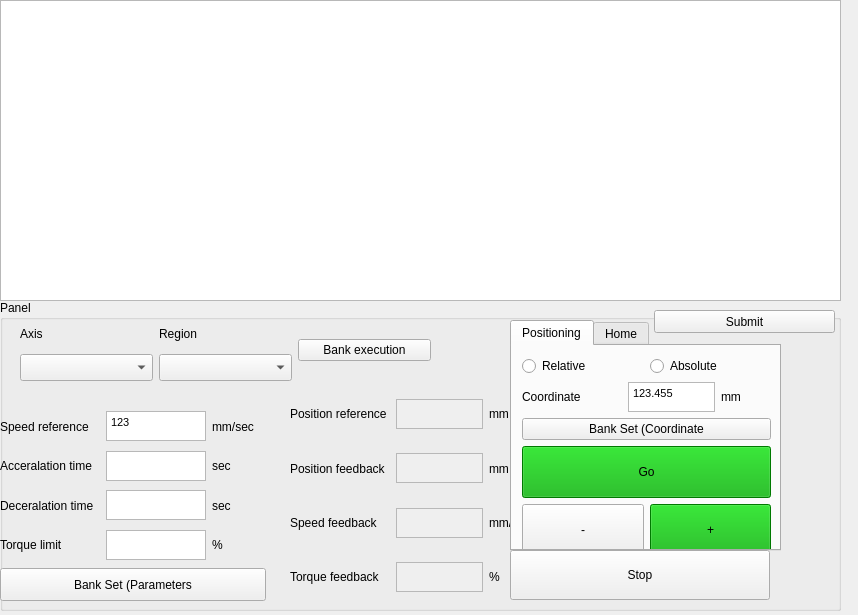
Qt form bank-view/frontmanaualmode.ui (smandyscom/front-base-widget) before a commit.
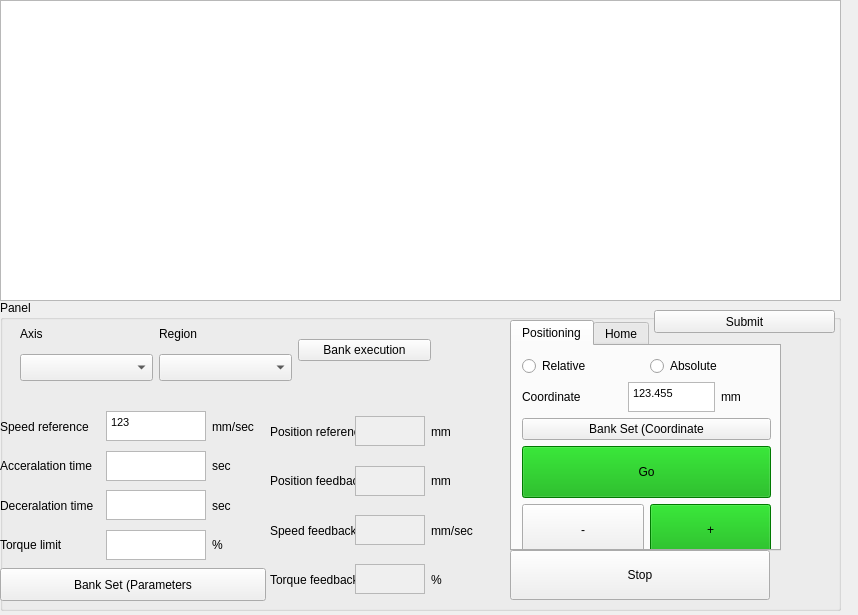
The same form after that commit.

The edit to the form file:
```diff
--- a/bank-view/frontmanaualmode.ui
+++ b/bank-view/frontmanaualmode.ui
@@ -329,10 +329,10 @@
    <widget class="QWidget" name="layoutWidget">
     <property name="geometry">
      <rect>
-      <x>290</x>
-      <y>90</y>
-      <width>249</width>
-      <height>211</height>
+      <x>270</x>
+      <y>110</y>
+      <width>211</width>
+      <height>191</height>
      </rect>
     </property>
     <layout class="QVBoxLayout" name="verticalLayout_4">
```
Left out of the diff: 3 changed lines with no effect on the pictures.
